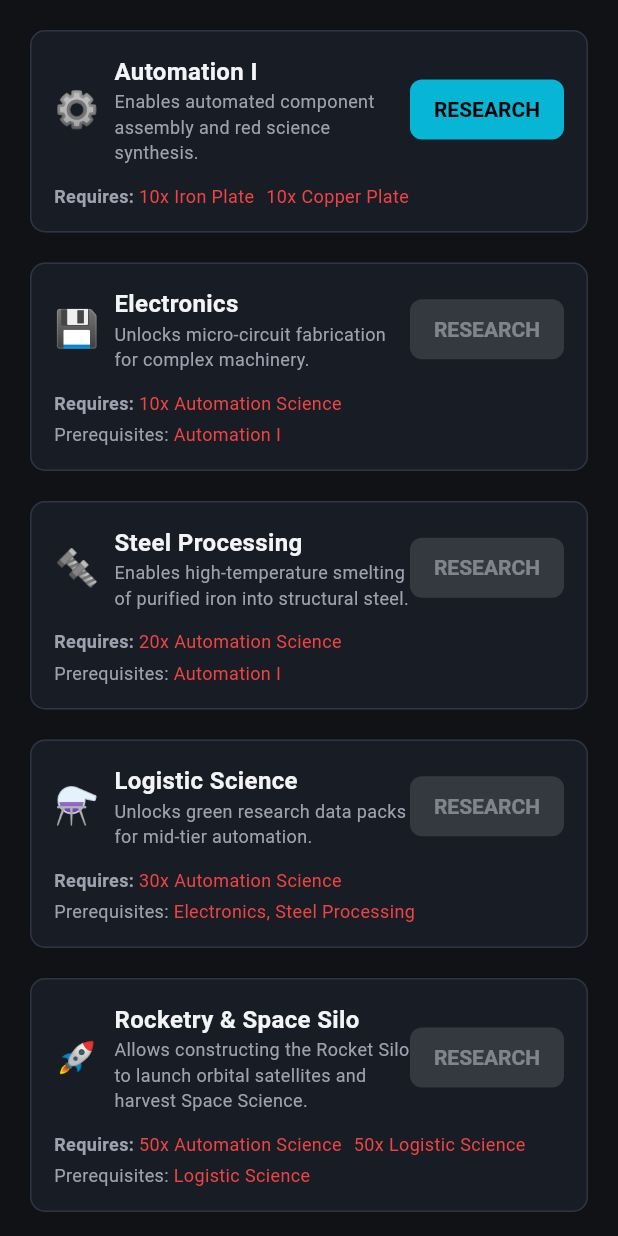
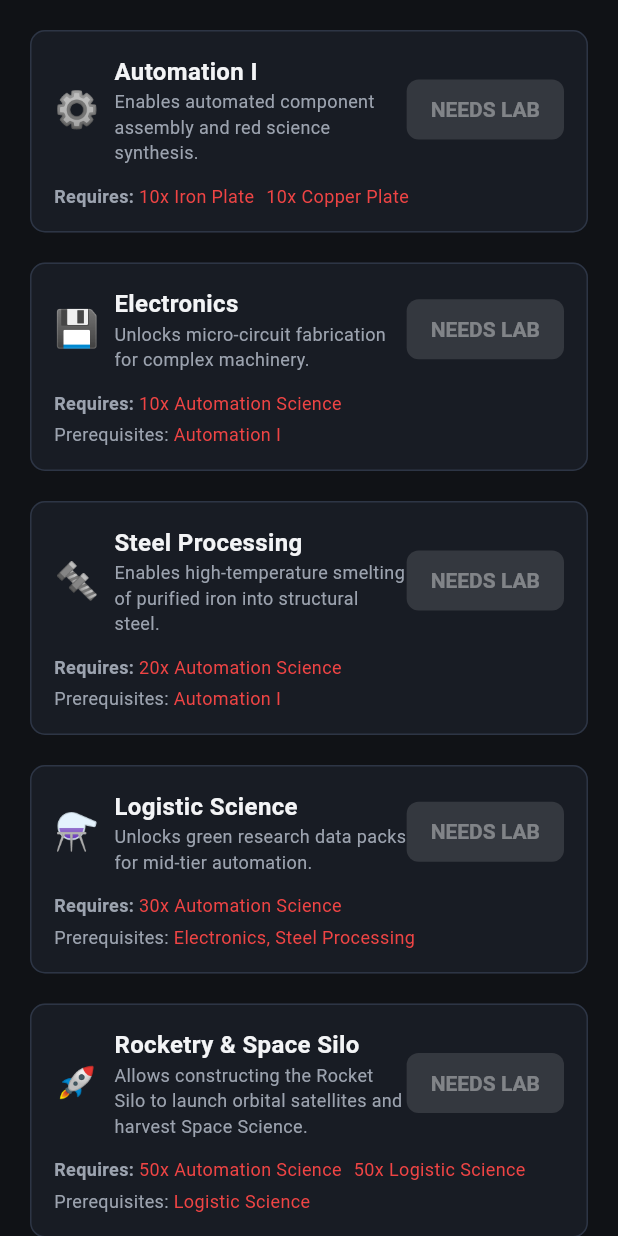
Before and after one commit to Tranquility2/factory-clicker, a Flutter app: the ResearchTab widget shown alone on an empty page, opened directly with empty values, on a phone screen of 412 x 824 dp. Run offline on Flutter 3.47's test engine with Material 3 defaults, Android fonts, the phone set to English and light mode, and no system bars; our stand-ins replace flutter_riverpod, shared_preferences, web; missing offline and left inert: dart:js_interop, flame; accounts and stored records are empty.

Commit message:
fix(research): make progression reachable and observable
Unlock the Research Lab from the start with pre-research materials,
require a lab before starting work, prevent switching away from active
research, and show exact running or stalled status and missing inputs.

Co-authored-by: Copilot <223556219+Copilot@users.noreply.github.com>
Copilot-Session: 11cfaec5-b583-4724-90cc-4eeb19f24e7a

```diff
--- a/lib/models/building.dart
+++ b/lib/models/building.dart
@@ -85,8 +85,8 @@ enum BuildingType {
     category: BuildingCategory.researchLab,
     baseCost: {
       ResourceType.ironPlate: 10,
-      ResourceType.ironGear: 10,
-      ResourceType.electronicCircuit: 5,
+      ResourceType.copperPlate: 10,
+      ResourceType.ironGear: 5,
     },
     costMultiplier: 1.25,
     craftSpeed: 1.0,
--- a/lib/models/game_state.dart
+++ b/lib/models/game_state.dart
@@ -90,7 +90,9 @@ class GameState {
   }
 
   bool isBuildingUnlocked(BuildingType type) {
-    if (type == BuildingType.burnerMiner || type == BuildingType.stoneFurnace) {
+    if (type == BuildingType.burnerMiner ||
+        type == BuildingType.stoneFurnace ||
+        type == BuildingType.researchLab) {
       return true;
     }
     for (final tech in Technology.all) {
--- a/lib/simulation/game_engine.dart
+++ b/lib/simulation/game_engine.dart
@@ -405,16 +405,22 @@ class GameEngine extends ChangeNotifier {
     };
   }
 
-  bool startResearch(String techId) {
+  bool canStartResearch(String techId) {
     final tech = Technology.getById(techId);
     if (tech == null) return false;
     if (state.unlockedTechIds.contains(techId)) return false;
+    if (state.activeResearchId != null) return false;
+    final lab = state.buildings[BuildingType.researchLab];
+    if (lab == null || lab.count == 0) return false;
 
-    // Check prerequisites
     for (final req in tech.prerequisites) {
       if (!state.unlockedTechIds.contains(req)) return false;
     }
+    return true;
+  }
 
+  bool startResearch(String techId) {
+    if (!canStartResearch(techId)) return false;
     state.activeResearchId = techId;
     state.researchProgressTicks = 0.0;
     notifyListeners();
--- a/lib/ui/widgets/research_tab.dart
+++ b/lib/ui/widgets/research_tab.dart
@@ -1,4 +1,6 @@
 import 'package:flutter/material.dart';
+
+import '../../models/building.dart';
 import '../../models/technology.dart';
 import '../../models/game_state.dart';
 import '../../simulation/game_engine.dart';
@@ -8,14 +10,11 @@ class ResearchTab extends StatelessWidget {
   final GameState state;
   final GameEngine engine;
 
-  const ResearchTab({
-    super.key,
-    required this.state,
-    required this.engine,
-  });
+  const ResearchTab({super.key, required this.state, required this.engine});
 
   @override
   Widget build(BuildContext context) {
+    final labCount = state.buildings[BuildingType.researchLab]?.count ?? 0;
     return ListView.separated(
       padding: const EdgeInsets.all(16),
       itemCount: Technology.all.length,
@@ -24,9 +23,31 @@ class ResearchTab extends StatelessWidget {
         final tech = Technology.all[index];
         final isUnlocked = state.isTechUnlocked(tech.id);
         final isActive = state.activeResearchId == tech.id;
-        final prereqsMet = tech.prerequisites.every((req) => state.isTechUnlocked(req));
+        final prereqsMet = tech.prerequisites.every(
+          (req) => state.isTechUnlocked(req),
+        );
+        final canStart = engine.canStartResearch(tech.id);
+        final progressRate = labCount == 0
+            ? 0.0
+            : (1 / tech.researchDurationTicks) *
+                  labCount *
+                  state.gameSpeedMultiplier *
+                  state.prestigeMultiplier;
+        final missingResources = tech.cost.entries
+            .where(
+              (entry) =>
+                  (state.inventory[entry.key] ?? 0) <
+                  entry.value * progressRate,
+            )
+            .map((entry) => entry.key.label)
+            .toList();
+        final isProgressing =
+            isActive && labCount > 0 && missingResources.isEmpty;
         final progress = isActive
-            ? (state.researchProgressTicks / tech.researchDurationTicks).clamp(0.0, 1.0)
+            ? (state.researchProgressTicks / tech.researchDurationTicks).clamp(
+                0.0,
+                1.0,
+              )
             : (isUnlocked ? 1.0 : 0.0);
 
         return Card(
@@ -56,11 +77,18 @@ class ResearchTab extends StatelessWidget {
                               const SizedBox(width: 8),
                               if (isUnlocked)
                                 Container(
-                                  padding: const EdgeInsets.symmetric(horizontal: 6, vertical: 2),
+                                  padding: const EdgeInsets.symmetric(
+                                    horizontal: 6,
+                                    vertical: 2,
+                                  ),
                                   decoration: BoxDecoration(
-                                    color: FactoryTheme.accentGreen.withValues(alpha: 0.2),
+                                    color: FactoryTheme.accentGreen.withValues(
+                                      alpha: 0.2,
+                                    ),
                                     borderRadius: BorderRadius.circular(4),
-                                    border: Border.all(color: FactoryTheme.accentGreen),
+                                    border: Border.all(
+                                      color: FactoryTheme.accentGreen,
+                                    ),
                                   ),
                                   child: const Text(
                                     'COMPLETED',
@@ -73,11 +101,18 @@ class ResearchTab extends StatelessWidget {
                                 )
                               else if (isActive)
                                 Container(
-                                  padding: const EdgeInsets.symmetric(horizontal: 6, vertical: 2),
+                                  padding: const EdgeInsets.symmetric(
+                                    horizontal: 6,
+                                    vertical: 2,
+                                  ),
                                   decoration: BoxDecoration(
-                                    color: FactoryTheme.accentCyan.withValues(alpha: 0.2),
+                                    color: FactoryTheme.accentCyan.withValues(
+                                      alpha: 0.2,
+                                    ),
                                     borderRadius: BorderRadius.circular(4),
-                                    border: Border.all(color: FactoryTheme.accentCyan),
+                                    border: Border.all(
+                                      color: FactoryTheme.accentCyan,
+                                    ),
                                   ),
                                   child: const Text(
                                     'RESEARCHING',
@@ -107,12 +142,26 @@ class ResearchTab extends StatelessWidget {
                         button: true,
                         child: ElevatedButton(
                           key: ValueKey('btn-research-${tech.id}'),
-                          onPressed: prereqsMet ? () => engine.startResearch(tech.id) : null,
+                          onPressed: canStart
+                              ? () => engine.startResearch(tech.id)
+                              : null,
                           style: ElevatedButton.styleFrom(
-                            backgroundColor: prereqsMet ? FactoryTheme.accentCyan : FactoryTheme.surfaceLight,
-                            foregroundColor: prereqsMet ? Colors.black : FactoryTheme.textSecondary,
+                            backgroundColor: canStart
+                                ? FactoryTheme.accentCyan
+                                : FactoryTheme.surfaceLight,
+                            foregroundColor: canStart
+                                ? Colors.black
+                                : FactoryTheme.textSecondary,
                           ),
-                          child: const Text('RESEARCH'),
+                          child: Text(
+                            labCount == 0
+                                ? 'NEEDS LAB'
+                                : state.activeResearchId != null
+                                ? 'RESEARCH BUSY'
+                                : !prereqsMet
+                                ? 'LOCKED'
+                                : 'RESEARCH',
+                          ),
                         ),
                       ),
                   ],
@@ -132,11 +181,14 @@ class ResearchTab extends StatelessWidget {
                       Wrap(
                         spacing: 8,
                         children: tech.cost.entries.map((c) {
-                          final has = (state.inventory[c.key] ?? 0.0) >= c.value;
+                          final has =
+                              (state.inventory[c.key] ?? 0.0) >= c.value;
                           return Text(
                             '${c.value}x ${c.key.label}',
                             style: TextStyle(
-                              color: has ? FactoryTheme.textPrimary : FactoryTheme.accentRed,
+                              color: has
+                                  ? FactoryTheme.textPrimary
+                                  : FactoryTheme.accentRed,
                               fontSize: 12,
                             ),
                           );
@@ -156,9 +208,13 @@ class ResearchTab extends StatelessWidget {
                           ),
                         ),
                         Text(
-                          tech.prerequisites.map((p) => Technology.getById(p)?.name ?? p).join(', '),
+                          tech.prerequisites
+                              .map((p) => Technology.getById(p)?.name ?? p)
+                              .join(', '),
                           style: TextStyle(
-                            color: prereqsMet ? FactoryTheme.textSecondary : FactoryTheme.accentRed,
+                            color: prereqsMet
+                                ? FactoryTheme.textSecondary
+                                : FactoryTheme.accentRed,
                             fontSize: 12,
                           ),
                         ),
@@ -168,12 +224,43 @@ class ResearchTab extends StatelessWidget {
                 ],
                 if (isActive) ...[
                   const SizedBox(height: 10),
+                  Row(
+                    children: [
+                      Icon(
+                        isProgressing
+                            ? Icons.play_circle_fill
+                            : Icons.pause_circle,
+                        size: 16,
+                        color: isProgressing
+                            ? FactoryTheme.accentGreen
+                            : FactoryTheme.accentRed,
+                      ),
+                      const SizedBox(width: 6),
+                      Text(
+                        isProgressing
+                            ? '$labCount lab${labCount == 1 ? '' : 's'} researching'
+                            : labCount == 0
+                            ? 'Paused — build a Research Lab'
+                            : 'Paused — missing ${missingResources.join(' + ')}',
+                        style: TextStyle(
+                          color: isProgressing
+                              ? FactoryTheme.accentGreen
+                              : FactoryTheme.accentRed,
+                          fontSize: 11,
+                          fontWeight: FontWeight.bold,
+                        ),
+                      ),
+                    ],
+                  ),
+                  const SizedBox(height: 6),
                   ClipRRect(
                     borderRadius: BorderRadius.circular(4),
                     child: LinearProgressIndicator(
                       value: progress,
                       backgroundColor: FactoryTheme.surfaceLight,
-                      valueColor: const AlwaysStoppedAnimation(FactoryTheme.accentCyan),
+                      valueColor: const AlwaysStoppedAnimation(
+                        FactoryTheme.accentCyan,
+                      ),
                       minHeight: 6,
                     ),
                   ),
```
Also changed, not shown: 1 other file.
